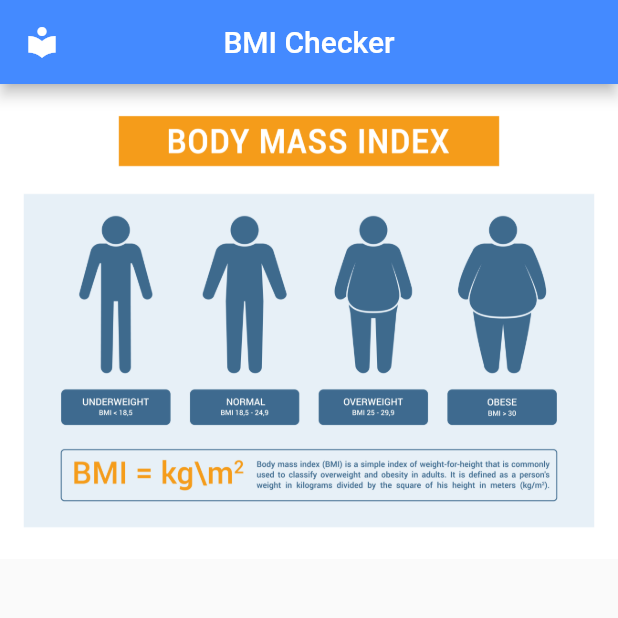
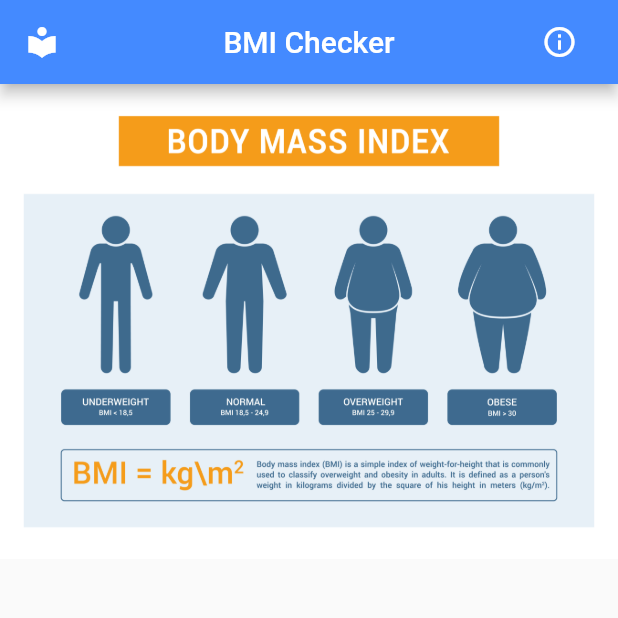
Before and after one commit to Arya-BudiArtana/BMI-calculator, a Flutter app: the screen it shows after launch, on a phone screen of 412 x 824 dp, the top half of it. Run offline on Flutter 3.47's test engine with Material 2 defaults, Android fonts, the phone set to English and light mode, and no system bars.

Commit message:
Update bmi.dart

```diff
--- a/lib/bmi.dart
+++ b/lib/bmi.dart
@@ -1,6 +1,7 @@
 import 'package:flutter/material.dart';
 import 'package:flutter/rendering.dart';
 import 'bmi_result.dart';
+import 'about.dart';
 import 'package:intl/intl.dart';
 
 class InputBMI extends StatefulWidget {
@@ -42,7 +43,21 @@ class _InputBMIState extends State<InputBMI> {
         ),
         title: Text('BMI Checker'),
         actions: [
-
+        IconButton(
+            icon: Icon(
+              Icons.info_outline,
+              color: Colors.white,
+            ),
+            onPressed: () {
+              Navigator.push(
+                context,
+                MaterialPageRoute(builder: (context) => AboutRoute()),
+              );
+            },
+          ),
+          SizedBox(
+            width: 15,
+          )
         ],
       ),
       body: SingleChildScrollView(
```
